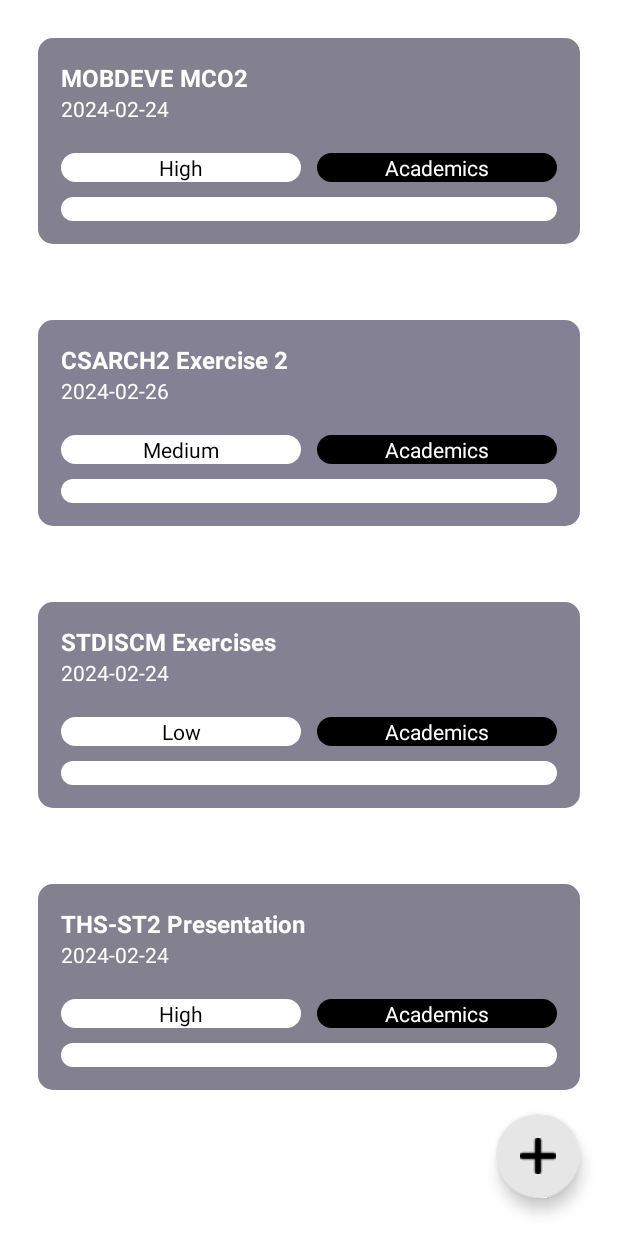
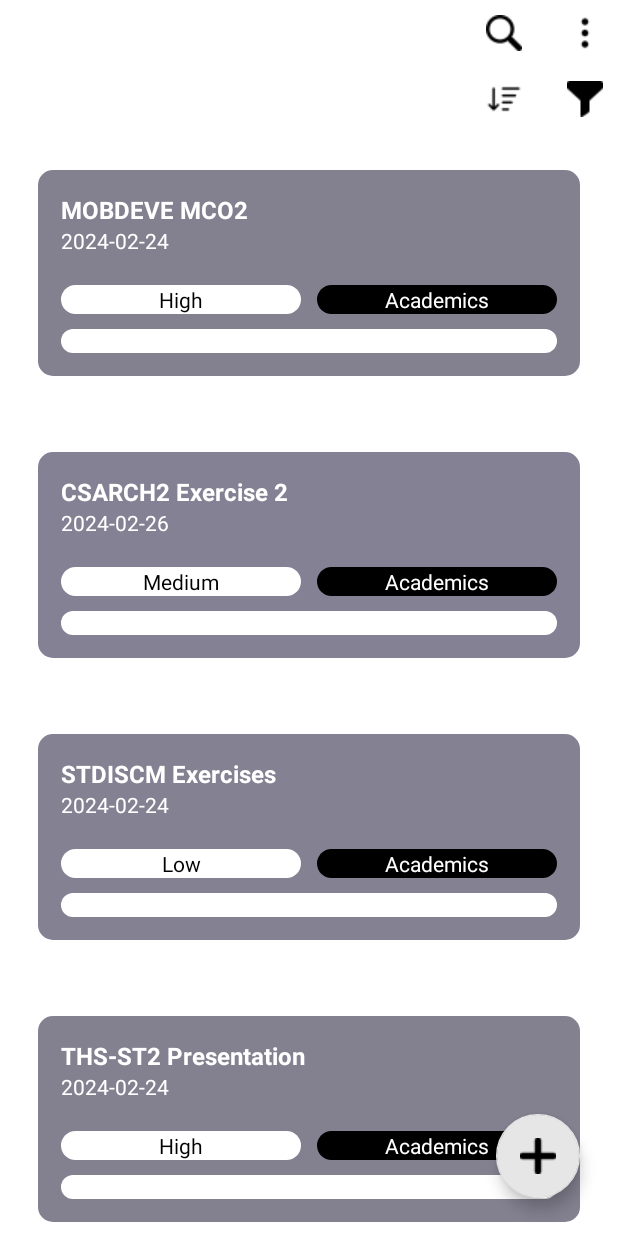
Before and after one commit to alfonsomiguelcruz/goalkeep, an Android app: the screen it shows after launch (MainActivity), on a phone screen of 412 x 824 dp. Run offline under Robolectric (Android 15) with nearby library versions, the phone set to English and light mode, and no system bars.

Commit message:
Added search sort filter ui

```diff
--- a/app/build.gradle.kts
+++ b/app/build.gradle.kts
@@ -62,6 +62,7 @@ dependencies {
     implementation("androidx.compose.material3:material3")
     implementation("androidx.recyclerview:recyclerview:1.3.2")
     implementation("com.google.android.material:material:1.11.0")
+    implementation("androidx.legacy:legacy-support-v4:1.0.0")
     testImplementation("junit:junit:4.13.2")
     androidTestImplementation("androidx.test.ext:junit:1.1.5")
     androidTestImplementation("androidx.test.espresso:espresso-core:3.5.1")
--- a/app/src/main/java/com/mobdeve/s13/group03/goalkeep/AddGoalTagActivity.kt
+++ b/app/src/main/java/com/mobdeve/s13/group03/goalkeep/AddGoalTagActivity.kt
@@ -57,7 +57,7 @@ class AddGoalTagActivity : AppCompatActivity() {
                     addGoalTagnameLayoutBinding.etAddGoalTagname.text.toString())
                 intentMain.putExtra(MainActivity.DESCRIPTION_KEY, goalDescription)
                 intentMain.putExtra(MainActivity.TIME_KEY, goalTime)
-
+                intentMain.putExtra(MainActivity.RESPONSE_KEY, "OKAY")
                 startActivity(intentMain)
                 finish()
             }
--- a/app/src/main/java/com/mobdeve/s13/group03/goalkeep/GoalViewHolder.kt
+++ b/app/src/main/java/com/mobdeve/s13/group03/goalkeep/GoalViewHolder.kt
@@ -16,6 +16,7 @@ class GoalViewHolder(private val goalVB: GoalListLayoutBinding, private val task
         this.goalVB.tvGoalTimeExpected.text = g.timeExpected
         this.goalVB.pbGoals.progress = computeProgress(g)
 
+        /* Issue #1 The */
         this.goalVB.llGoalBody.background.setTint(getGoalColor(g.priority))
 //        this.goalVB.pbGoals.background.setTint(getGoalSubColor(g.priority))
 //        this.goalVB.tvGoalPriority.setTextColor(getGoalSubColor(g.priority))
--- a/app/src/main/java/com/mobdeve/s13/group03/goalkeep/MainActivity.kt
+++ b/app/src/main/java/com/mobdeve/s13/group03/goalkeep/MainActivity.kt
@@ -22,6 +22,7 @@ class MainActivity : AppCompatActivity() {
         const val DESCRIPTION_KEY = "DESCRIPTION_KEY"
         const val TIME_KEY = "TIME_KEY"
         const val TAG_KEY = "TAG_KEY"
+        const val RESPONSE_KEY = "RESPONSE_KEY"
     }
 
     override fun onCreate(savedInstanceState: Bundle?) {
@@ -36,6 +37,7 @@ class MainActivity : AppCompatActivity() {
         }
 
         try {
+            if(intent.getStringExtra(MainActivity.RESPONSE_KEY).toString() == "OKAY") {
                 val goalTitle = intent.getStringExtra(MainActivity.TITLE_KEY).toString()
                 val goalDescription = intent.getStringExtra(MainActivity.DESCRIPTION_KEY).toString()
                 val goalTime = intent.getStringExtra(MainActivity.TIME_KEY).toString()
@@ -44,7 +46,7 @@ class MainActivity : AppCompatActivity() {
                 // Temporary Setting for Priority Assignment
                 goals.add(Goal(goals.size + 1, goalTitle, "XXXX-XX-XX", goalTime,
                     "XXXX-XX-XX", goalDescription, "High", "Incomplete", goalTag))
-
+            }
         } catch (e : Exception) {
             println("EXCEPTION FOUND!")
             println(e)
--- a/app/src/main/res/layout/activity_main.xml
+++ b/app/src/main/res/layout/activity_main.xml
@@ -8,11 +8,103 @@
     android:background="@color/white"
     android:theme="@style/Theme.GoalKeep">
 
-    <androidx.recyclerview.widget.RecyclerView
-        android:id="@+id/rv_goals"
+    <androidx.core.widget.NestedScrollView
         android:layout_width="match_parent"
-        android:layout_height="match_parent"
-        android:theme="@style/Theme.GoalKeep" />
+        android:layout_height="wrap_content"
+        app:layout_constraintEnd_toEndOf="parent"
+        app:layout_constraintStart_toStartOf="parent"
+        app:layout_constraintTop_toTopOf="parent">
+
+        <LinearLayout
+            android:layout_width="match_parent"
+            android:layout_height="wrap_content"
+            android:orientation="vertical">
+
+            <LinearLayout
+                android:id="@+id/linearLayout"
+                android:layout_width="match_parent"
+                android:layout_height="wrap_content"
+                android:background="@android:color/darker_gray"
+                android:orientation="vertical">
+
+                <androidx.constraintlayout.widget.ConstraintLayout
+                    android:layout_width="match_parent"
+                    android:layout_height="match_parent"
+                    android:background="@color/white">
+
+                    <EditText
+                        android:id="@+id/editTextText2"
+                        android:layout_width="300dp"
+                        android:layout_height="35dp"
+                        android:background="@android:color/transparent"
+                        android:ems="10"
+                        android:inputType="text"
+                        app:layout_constraintBottom_toBottomOf="parent"
+                        app:layout_constraintStart_toStartOf="parent"
+                        app:layout_constraintTop_toTopOf="parent" />
+
+                    <ImageButton
+                        android:id="@+id/imageButton4"
+                        android:layout_width="wrap_content"
+                        android:layout_height="wrap_content"
+                        android:layout_marginEnd="10dp"
+                        android:layout_weight="1"
+                        android:background="@color/white"
+                        android:padding="10dp"
+                        android:src="@drawable/magnifying_glass"
+                        app:layout_constraintBottom_toBottomOf="parent"
+                        app:layout_constraintEnd_toStartOf="@+id/imageButton"
+                        app:layout_constraintTop_toTopOf="parent" />
+
+                    <ImageButton
+                        android:id="@+id/imageButton"
+                        android:layout_width="wrap_content"
+                        android:layout_height="wrap_content"
+                        android:background="@color/white"
+                        android:padding="10dp"
+                        android:src="@drawable/dots"
+                        app:layout_constraintBottom_toBottomOf="parent"
+                        app:layout_constraintEnd_toEndOf="parent"
+                        app:layout_constraintTop_toTopOf="parent" />
+                </androidx.constraintlayout.widget.ConstraintLayout>
+
+                <androidx.constraintlayout.widget.ConstraintLayout
+                    android:layout_width="match_parent"
+                    android:layout_height="match_parent"
+                    android:background="@color/white">
+
+                    <ImageButton
+                        android:id="@+id/imageButton2"
+                        android:layout_width="wrap_content"
+                        android:layout_height="wrap_content"
+                        android:background="@color/white"
+                        android:padding="10dp"
+                        android:src="@drawable/filter"
+                        app:layout_constraintBottom_toBottomOf="parent"
+                        app:layout_constraintEnd_toEndOf="parent"
+                        app:layout_constraintTop_toTopOf="parent" />
+
+                    <ImageButton
+                        android:id="@+id/imageButton3"
+                        android:layout_width="wrap_content"
+                        android:layout_height="wrap_content"
+                        android:layout_marginEnd="10dp"
+                        android:background="@color/white"
+                        android:padding="10dp"
+                        android:src="@drawable/sort"
+                        app:layout_constraintBottom_toBottomOf="parent"
+                        app:layout_constraintEnd_toStartOf="@+id/imageButton2"
+                        app:layout_constraintTop_toTopOf="parent" />
+                </androidx.constraintlayout.widget.ConstraintLayout>
+            </LinearLayout>
+
+            <androidx.recyclerview.widget.RecyclerView
+                android:id="@+id/rv_goals"
+                android:layout_width="match_parent"
+                android:layout_height="wrap_content"
+                android:theme="@style/Theme.GoalKeep" />
+        </LinearLayout>
+    </androidx.core.widget.NestedScrollView>
 
     <com.google.android.material.floatingactionbutton.FloatingActionButton
         android:id="@+id/fab_add_goal_list"
--- a/app/src/main/res/layout/goal_list_layout.xml
+++ b/app/src/main/res/layout/goal_list_layout.xml
@@ -14,6 +14,7 @@
         android:layout_margin="25dp"
         android:background="@drawable/corners_gt"
         android:backgroundTint="@android:color/darker_gray"
+        android:backgroundTintMode="src_over"
         android:orientation="vertical"
         android:padding="15dp"
         android:theme="@style/Theme.GoalKeep">
```
Also changed, not shown: app/src/main/res/drawable/dots.png (added), app/src/main/res/drawable/filter.png (added), app/src/main/res/drawable/magnifying_glass.png (added), app/src/main/res/drawable/sort.png (added). Lines whose indentation alone changed are shown as unchanged.
